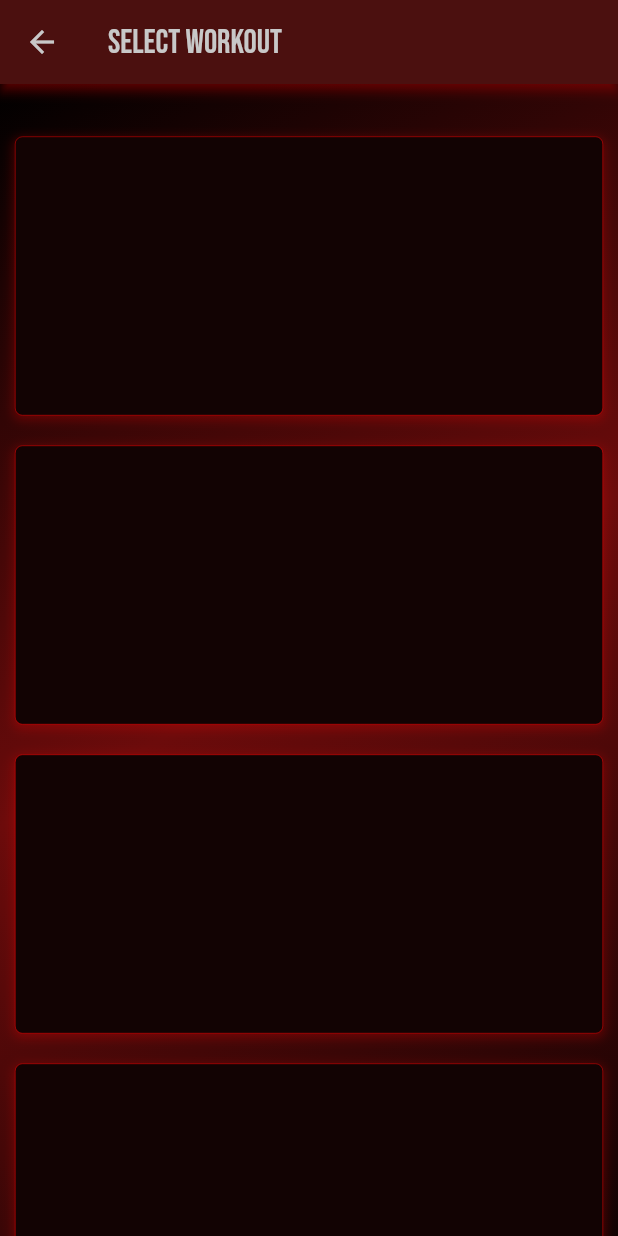
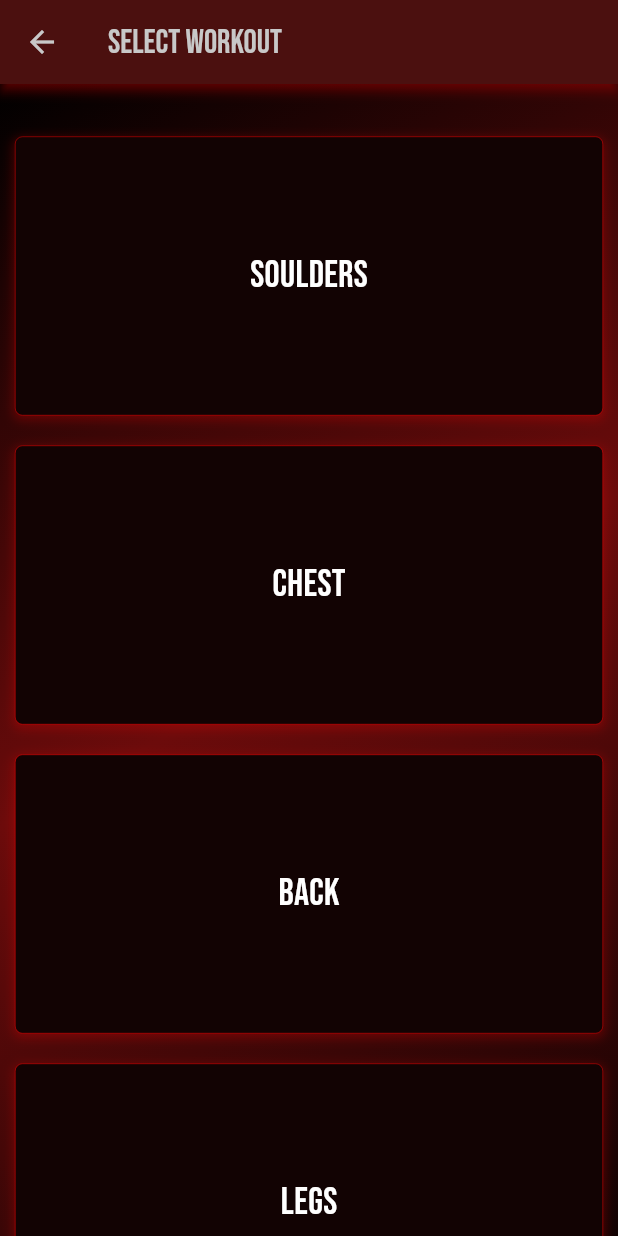
Before and after one commit to Hasse331/focusgym, a Flutter app: the AppLayout screen opened directly, on a phone screen of 412 x 824 dp. Run offline on Flutter 3.47's test engine with Material 3 defaults, Android fonts, the light colour scheme and no system bars; our stand-ins replace google_fonts.

Commit message:
workout data & workout view/page

```diff
--- a/lib/custom_widgets/workout_box.dart
+++ b/lib/custom_widgets/workout_box.dart
@@ -1,16 +1,36 @@
 import 'package:flutter/material.dart';
+import 'package:focusgym/custom_widgets/layout.dart';
+import 'package:focusgym/data/workouts_data.dart';
+import 'package:focusgym/workout_view.dart';
 
 class WorkoutBox extends StatelessWidget {
-  const WorkoutBox({super.key});
+  const WorkoutBox(
+      {super.key,
+      required this.boxTitle,
+      required this.boxIcon,
+      required this.index});
+
+  final String boxTitle;
+  final String boxIcon;
+  final int index;
 
   @override
   Widget build(BuildContext context) {
-    return Container(
+    return InkWell(
+      onTap: () {
+        Navigator.push(
+          context,
+          MaterialPageRoute(
+              builder: (context) => AppLayout(
+                  titleText: workouts[index].title, child: WorkoutView(index))),
+        );
+      },
+      child: Container(
         margin:
             const EdgeInsetsDirectional.symmetric(horizontal: 10, vertical: 10),
         decoration: BoxDecoration(
-        border:
-            Border.all(color: const Color.fromARGB(255, 255, 0, 0), width: 0.3),
+          border: Border.all(
+              color: const Color.fromARGB(255, 255, 0, 0), width: 0.3),
           boxShadow: [
             BoxShadow(
               color: const Color.fromARGB(255, 255, 0, 0).withOpacity(0.25),
@@ -22,6 +42,13 @@
           borderRadius: BorderRadius.circular(5),
           color: const Color.fromARGB(255, 18, 3, 3),
         ),
+        child: Center(
+          child: Text(
+            boxTitle,
+            style: const TextStyle(color: Colors.white, fontSize: 25),
+          ),
+        ),
+      ),
     );
   }
 }
--- /dev/null
+++ b/lib/data/workouts_data.dart
@@ -0,0 +1,16 @@
+class Workout {
+  String title;
+  String image;
+  String description;
+  List<String>? links;
+  Workout(this.title, this.image, this.description, {this.links});
+}
+
+List<Workout> workouts = [
+  Workout("Soulders", "image_url", "description", links: ["link1", "link2"]),
+  Workout("Chest", "image_url", "description"),
+  Workout("Back", "image_url", "description"),
+  Workout("Legs", "image_url", "description"),
+  Workout("Core", "image_url", "description"),
+  Workout("Cardio", "image_url", "description"),
+];
--- a/lib/workouts.dart
+++ b/lib/workouts.dart
@@ -1,5 +1,6 @@
 import 'package:flutter/material.dart';
 import 'package:focusgym/custom_widgets/workout_box.dart';
+import 'package:focusgym/data/workouts_data.dart';
 
 class Workouts extends StatelessWidget {
   const Workouts({super.key});
@@ -12,7 +13,7 @@
     return Container(
       margin: const EdgeInsets.only(top: 25),
       child: GridView.builder(
-        itemCount: 10, // Number of items
+        itemCount: 6, // Number of items
         gridDelegate: SliverGridDelegateWithFixedCrossAxisCount(
           crossAxisCount:
               crossAxisCount, // 1 for narrow screens, 2 for wider screens
@@ -20,7 +21,11 @@
               2, // Adjust based on your item's content and desired aspect ratio
         ),
         itemBuilder: (context, index) {
-          return const WorkoutBox(); // Your custom widget
+          return WorkoutBox(
+            boxTitle: workouts[index].title,
+            boxIcon: "Icon",
+            index: index,
+          ); // Your custom widget
         },
       ),
     );
```
Also changed, not shown: lib/workout_view.dart (added, +12 -0 lines). Lines whose indentation alone changed are shown as unchanged.
